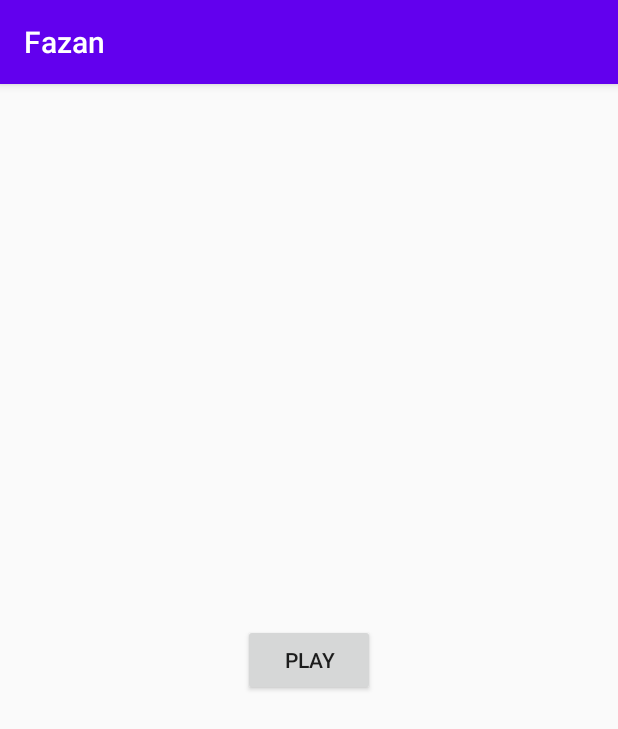
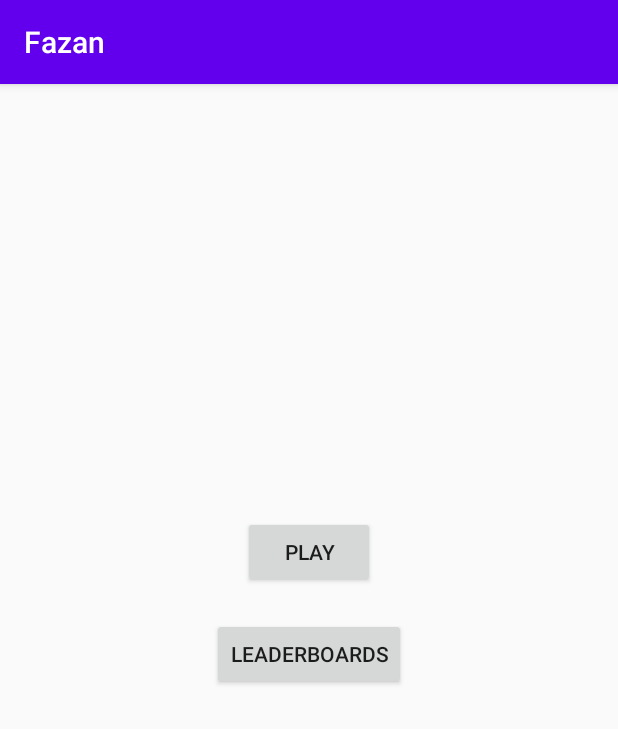
Before and after one commit to FlaviuIusan/Trivia, an Android app: the screen it shows after launch (MainActivity), on a phone screen of 412 x 824 dp. Shown: the top 729 px of the screen. Run offline under Robolectric (Android 15) with nearby library versions, the phone set to English and light mode, and no system bars.

Commit message:
Aranjat, optimizat cod.

```diff
--- a/app/src/main/res/layout/main_activity.xml
+++ b/app/src/main/res/layout/main_activity.xml
@@ -1,5 +1,7 @@
 <?xml version="1.0" encoding="utf-8"?>
-<LinearLayout xmlns:android="http://schemas.android.com/apk/res/android"
+<androidx.constraintlayout.widget.ConstraintLayout xmlns:android="http://schemas.android.com/apk/res/android"
+    xmlns:app="http://schemas.android.com/apk/res-auto"
+    xmlns:tools="http://schemas.android.com/tools"
     android:layout_width="match_parent"
     android:layout_height="match_parent"
     android:gravity="center"
@@ -9,6 +11,23 @@
         android:id="@+id/buttonPlay"
         android:layout_width="wrap_content"
         android:layout_height="wrap_content"
-        android:text="Play" />
+        android:text="Play"
+        app:layout_constraintBottom_toBottomOf="parent"
+        app:layout_constraintEnd_toEndOf="parent"
+        app:layout_constraintStart_toStartOf="parent"
+        app:layout_constraintTop_toTopOf="parent"
+        app:layout_constraintVertical_bias="0.4" />
 
-</LinearLayout>
+    <Button
+        android:id="@+id/button"
+        android:layout_width="wrap_content"
+        android:layout_height="wrap_content"
+        app:layout_constraintVertical_bias="0.0"
+        android:layout_marginTop="20dp"
+        android:text="Leaderboards"
+        app:layout_constraintBottom_toBottomOf="parent"
+        app:layout_constraintEnd_toEndOf="parent"
+        app:layout_constraintStart_toStartOf="parent"
+        app:layout_constraintTop_toBottomOf="@id/buttonPlay" />
+
+</androidx.constraintlayout.widget.ConstraintLayout>
```
Also changed, not shown: app/src/main/java/com/example/fazan/CommunicationService.java (+18 -57 lines), app/src/main/java/com/example/fazan/PlayActivity.java (+26 -28 lines), app/src/main/java/com/example/fazan/PlayActivityBReceiver.java (added, +23 -0 lines).
